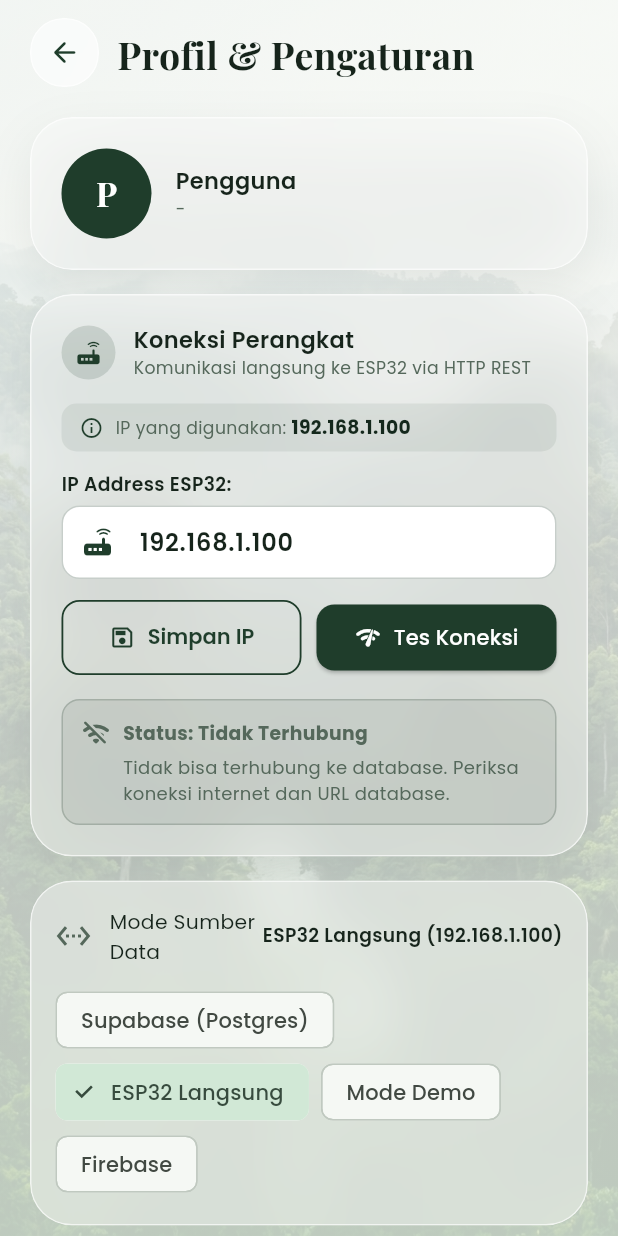
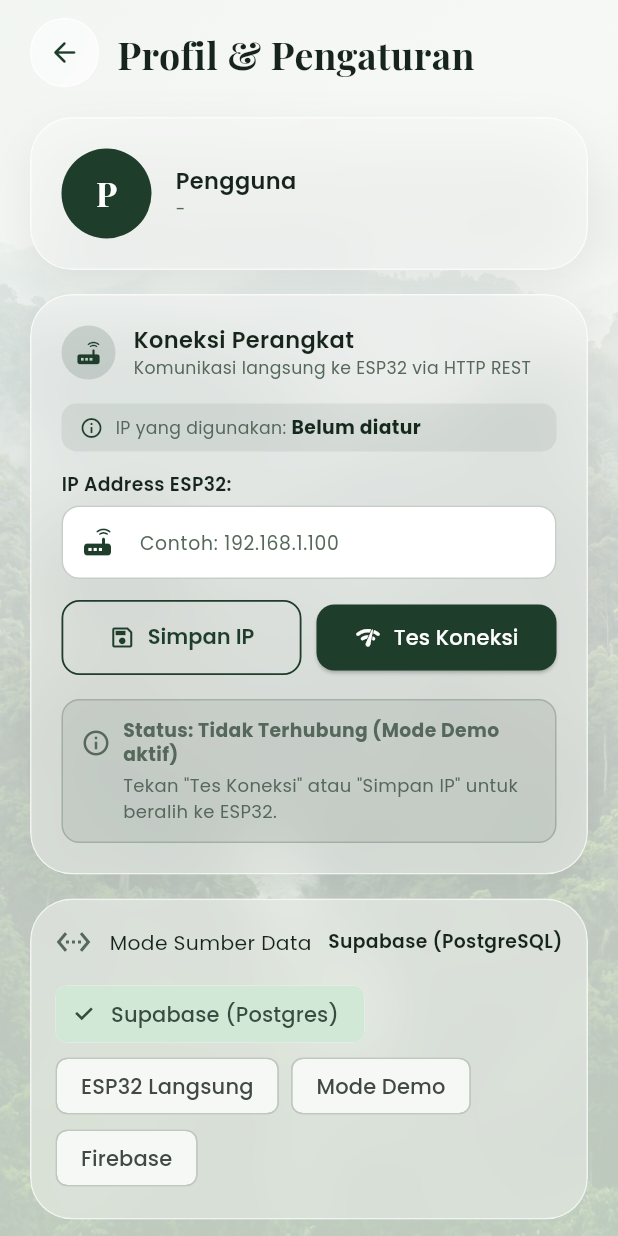
Before and after one commit to naylasufiatuz/MONU, a Flutter app: the ProfileScreen screen opened directly, on a phone screen of 412 x 824 dp. Run offline on Flutter 3.47's test engine with Material 3 defaults, Android fonts, the phone set to English and light mode, and no system bars; our stand-ins replace google_fonts, shared_preferences, supabase_flutter; accounts and stored records are empty.

Commit message:
fix(iot): update default connection mode, IoT config, and Supabase error handling

```diff
--- a/lib/config/iot_config.dart
+++ b/lib/config/iot_config.dart
@@ -12,7 +12,7 @@ class IotConfig {
   /// false = Mode Asli (membaca data dari Firebase Realtime Database).
   /// Pilihan ini juga bisa diganti dari dalam app
   /// (Profil > Pengaturan Koneksi IoT) tanpa mengubah file ini.
-  static const bool useMockData = true;
+  static const bool useMockData = false;
 
   /// ISI DI SINI: alamat Realtime Database dari Firebase.
   /// Contoh: https://nama-proyek-default-rtdb.firebaseio.com
@@ -22,7 +22,8 @@ class IotConfig {
   static const String deviceId = 'monu-node-1';
 
   /// ISI DI SINI: IP Address default ESP32 untuk koneksi langsung.
-  static const String defaultEsp32Ip = '192.168.1.100';
+  /// Kosongkan ('') agar user wajib isi sendiri saat pertama buka app.
+  static const String defaultEsp32Ip = '';
 
   /// Interval polling untuk pengambilan data langsung dari ESP32 (2 detik).
   static const Duration esp32PollInterval = Duration(seconds: 2);
--- a/lib/main.dart
+++ b/lib/main.dart
@@ -22,11 +22,17 @@ Future<void> main() async {
   WidgetsFlutterBinding.ensureInitialized();
 
   // Inisialisasi database Supabase (PostgreSQL)
-  await Supabase.initialize(
-    url: SupabaseConfig.url,
-    // ignore: deprecated_member_use
-    anonKey: SupabaseConfig.anonKey,
-  );
+  // Jika key tidak valid, app tetap berjalan dengan mode ESP32 / Demo
+  try {
+    await Supabase.initialize(
+      url: SupabaseConfig.url,
+      anonKey: SupabaseConfig.anonKey,
+    );
+  } catch (e) {
+    // Supabase gagal init → app lanjut, mode Supabase akan error dan
+    // user bisa beralih ke ESP32 langsung dari Profil > Koneksi Perangkat
+    debugPrint('[MONU] Supabase init gagal: $e');
+  }
 
   final SettingsProvider settings = SettingsProvider();
   final AuthProvider auth = AuthProvider();
--- a/lib/providers/settings_provider.dart
+++ b/lib/providers/settings_provider.dart
@@ -21,6 +21,8 @@ class SettingsProvider extends ChangeNotifier {
   String _databaseUrl = IotConfig.firebaseDatabaseUrl;
   String _deviceId = IotConfig.deviceId;
   String _esp32Ip = IotConfig.defaultEsp32Ip;
+  // Default: supabase — saat pertama install langsung pakai Supabase Cloud
+  // User bisa ubah ke 'esp32' atau 'mock' dari halaman Profil
   String _connectionMode = 'supabase'; // 'supabase', 'esp32', 'mock', 'firebase'
   final Map<String, AlertLimit> _custom = <String, AlertLimit>{};
 
@@ -38,7 +40,8 @@ class SettingsProvider extends ChangeNotifier {
     _prefs = prefs;
 
     _esp32Ip = prefs.getString(_kEsp32Ip) ?? IotConfig.defaultEsp32Ip;
-    _connectionMode = prefs.getString(_kConnMode) ?? 'esp32';
+    // Default pertama kali install → supabase (agar langsung bisa pantau cloud)
+    _connectionMode = prefs.getString(_kConnMode) ?? 'supabase';
     _useMockData = prefs.getBool(_kMock) ?? (_connectionMode == 'mock');
     _databaseUrl = prefs.getString(_kUrl) ?? IotConfig.firebaseDatabaseUrl;
     _deviceId = prefs.getString(_kDevice) ?? IotConfig.deviceId;
```
Also changed, not shown: lib/repositories/supabase_sensor_repository.dart (+20 -2 lines).
